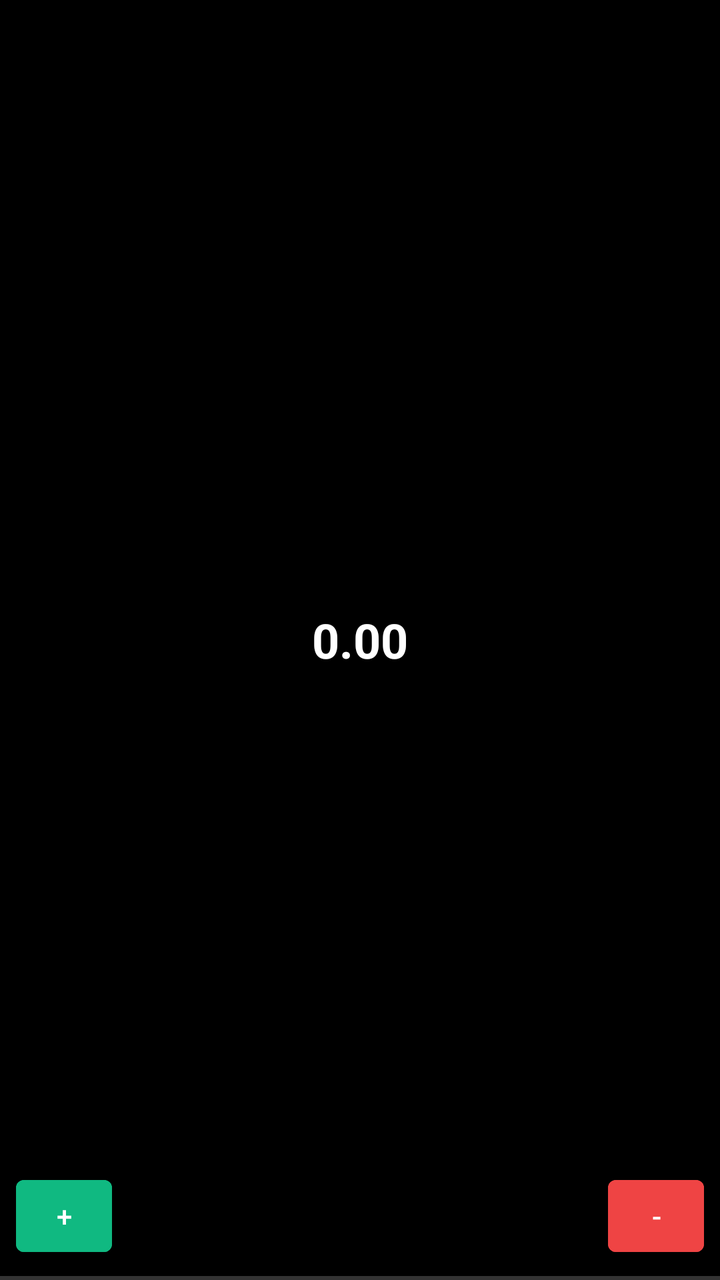
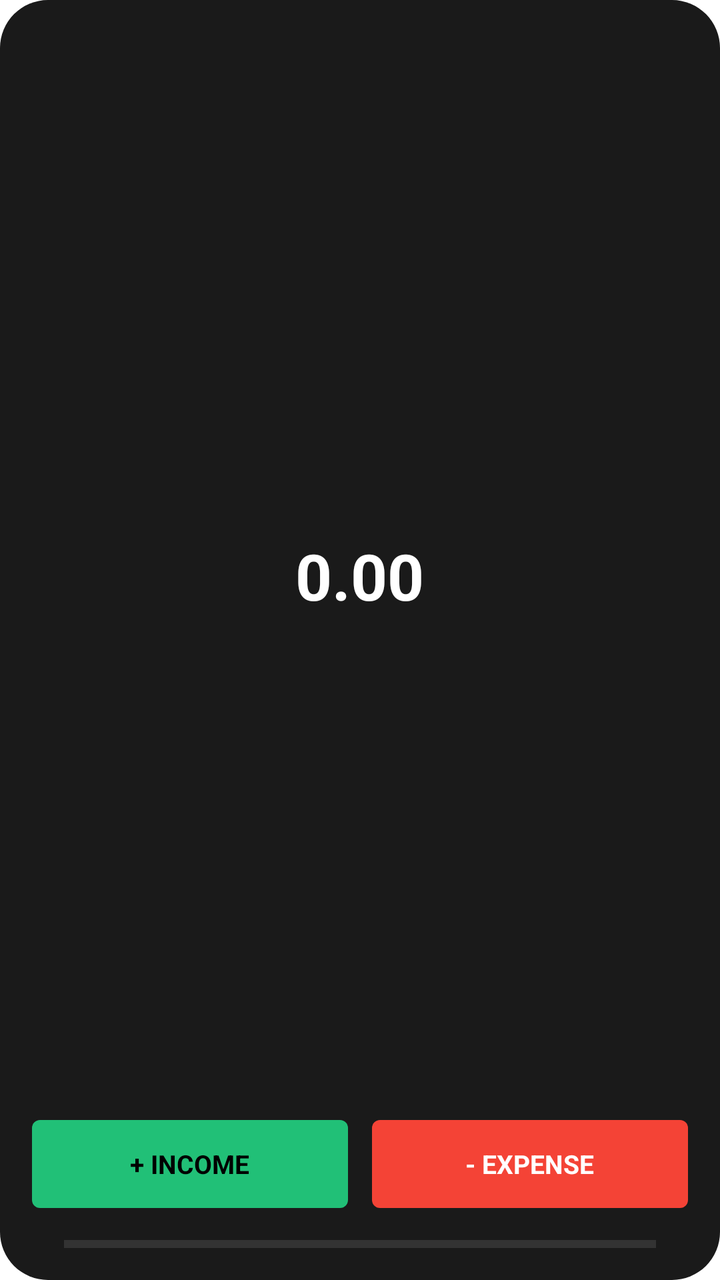

Screens rendered from an Android XML layout before and after an edit, with the pre-edit source and the edit as a unified diff.
<!-- AndroidManifest.xml: fallback theme Theme.MaterialComponents.DayNight.NoActionBar -->
<!-- res/layout/widget_layout.xml -->
<?xml version="1.0" encoding="utf-8"?>
<RelativeLayout xmlns:android="http://schemas.android.com/apk/res/android"
    android:layout_width="match_parent"
    android:layout_height="match_parent"
    android:background="#000000">

    <TextView
        android:id="@+id/tv_balance"
        android:layout_width="wrap_content"
        android:layout_height="wrap_content"
        android:layout_centerInParent="true"
        android:textColor="#FFFFFF"
        android:textSize="24sp"
        android:textStyle="bold"
        android:text="0.00" />

    <Button
        android:id="@+id/btn_add_income"
        android:layout_width="48dp"
        android:layout_height="48dp"
        android:layout_alignParentBottom="true"
        android:layout_alignParentStart="true"
        android:layout_margin="8dp"
        android:backgroundTint="#10B981"
        android:textColor="#FFFFFF"
        android:text="+" />

    <Button
        android:id="@+id/btn_add_expense"
        android:layout_width="48dp"
        android:layout_height="48dp"
        android:layout_alignParentBottom="true"
        android:layout_alignParentEnd="true"
        android:layout_margin="8dp"
        android:backgroundTint="#EF4444"
        android:textColor="#FFFFFF"
        android:text="-" />

    <View
        android:id="@+id/burn_indicator"
        android:layout_width="match_parent"
        android:layout_height="2dp"
        android:layout_alignParentBottom="true"
        android:background="#333333" />
</RelativeLayout>
<!-- resources referenced by this layout -->
<resources>

</resources>

<!-- the commit's change to res/layout/widget_layout.xml (unified diff, before → after) -->
@@ -1,45 +1,88 @@
 <?xml version="1.0" encoding="utf-8"?>
-<RelativeLayout xmlns:android="http://schemas.android.com/apk/res/android"
+<LinearLayout xmlns:android="http://schemas.android.com/apk/res/android"
     android:layout_width="match_parent"
     android:layout_height="match_parent"
-    android:background="#000000">
+    android:orientation="vertical"
+    android:background="@drawable/widget_bg"
+    android:padding="16dp">
 
-    <TextView
-        android:id="@+id/tv_balance"
-        android:layout_width="wrap_content"
+    
+    <LinearLayout
+        android:layout_width="match_parent"
+        android:layout_height="0dp"
+        android:layout_weight="1"
+        android:gravity="center"
+        android:orientation="vertical">
+
+        <TextView
+            android:id="@+id/tv_balance"
+            android:layout_width="wrap_content"
+            android:layout_height="wrap_content"
+            android:text="0.00"
+            android:textColor="#FFFFFF"
+            android:textSize="32sp"
+            android:textStyle="bold" />
+            
+    </LinearLayout>
+
+    <LinearLayout
+        android:layout_width="match_parent"
         android:layout_height="wrap_content"
-        android:layout_centerInParent="true"
-        android:textColor="#FFFFFF"
-        android:textSize="24sp"
-        android:textStyle="bold"
-        android:text="0.00" />
+        android:orientation="horizontal">
 
-    <Button
-        android:id="@+id/btn_add_income"
-        android:layout_width="48dp"
-        android:layout_height="48dp"
-        android:layout_alignParentBottom="true"
-        android:layout_alignParentStart="true"
-        android:layout_margin="8dp"
-        android:backgroundTint="#10B981"
-        android:textColor="#FFFFFF"
-        android:text="+" />
+        
+        <LinearLayout
+            android:id="@+id/btn_add_income"
+            android:layout_width="0dp"
+            android:layout_height="44dp"
+            android:layout_weight="1"
+            android:background="@drawable/btn_income_bg"
+            android:gravity="center"
+            android:orientation="horizontal">
 
-    <Button
-        android:id="@+id/btn_add_expense"
-        android:layout_width="48dp"
-        android:layout_height="48dp"
-        android:layout_alignParentBottom="true"
-        android:layout_alignParentEnd="true"
-        android:layout_margin="8dp"
-        android:backgroundTint="#EF4444"
-        android:textColor="#FFFFFF"
-        android:text="-" />
+            <TextView
+                android:layout_width="wrap_content"
+                android:layout_height="wrap_content"
+                android:text="+ INCOME"
+                android:textColor="#000000"
+                android:textSize="13sp"
+                android:textStyle="bold" />
+        </LinearLayout>
 
-    <View
-        android:id="@+id/burn_indicator"
+        <FrameLayout
+            android:layout_width="12dp"
+            android:layout_height="match_parent" />
+
+        
+        <LinearLayout
+            android:id="@+id/btn_add_expense"
+            android:layout_width="0dp"
+            android:layout_height="44dp"
+            android:layout_weight="1"
+            android:background="@drawable/btn_expense_bg"
+            android:gravity="center"
+            android:orientation="horizontal">
+
+            <TextView
+                android:layout_width="wrap_content"
+                android:layout_height="wrap_content"
+                android:text="- EXPENSE"
+                android:textColor="#FFFFFF"
+                android:textSize="13sp"
+                android:textStyle="bold" />
+        </LinearLayout>
+    </LinearLayout>
+
+    <FrameLayout
         android:layout_width="match_parent"
-        android:layout_height="2dp"
-        android:layout_alignParentBottom="true"
-        android:background="#333333" />
-</RelativeLayout>
+        android:layout_height="4dp"
+        android:layout_marginTop="16dp"
+        android:layout_marginHorizontal="16dp"
+        android:background="#333333">
+        
+        <FrameLayout
+            android:id="@+id/burn_indicator"
+            android:layout_width="match_parent"
+            android:layout_height="match_parent" />
+    </FrameLayout>
+</LinearLayout>
<!-- resource entries referenced after the edit -->
@@ -1,5 +1,25 @@
 <!-- resources referenced by this layout -->
 <resources>
-
+  <!-- drawable btn_expense_bg (drawable) -->
+  <?xml version="1.0" encoding="utf-8"?>
+  <shape xmlns:android="http://schemas.android.com/apk/res/android"
+      android:shape="rectangle">
+      <solid android:color="#F44336" />
+      <corners android:radius="4dp" />
+  </shape>
+  <!-- drawable btn_income_bg (drawable) -->
+  <?xml version="1.0" encoding="utf-8"?>
+  <shape xmlns:android="http://schemas.android.com/apk/res/android"
+      android:shape="rectangle">
+      <solid android:color="#21C077" />
+      <corners android:radius="4dp" />
+  </shape>
+  <!-- drawable widget_bg (drawable) -->
+  <?xml version="1.0" encoding="utf-8"?>
+  <shape xmlns:android="http://schemas.android.com/apk/res/android"
+      android:shape="rectangle">
+      <solid android:color="#1A1A1A" />
+      <corners android:radius="24dp" />
+  </shape>
 </resources>
 
